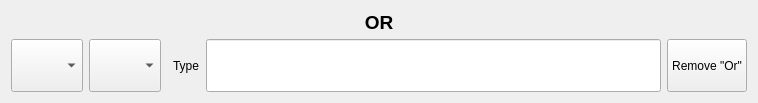
CS-4820-Library-Project/COUNTER-5-Report-Tool-2020-5.0, file ui/SearchOrFrame.ui: the form before one commit.
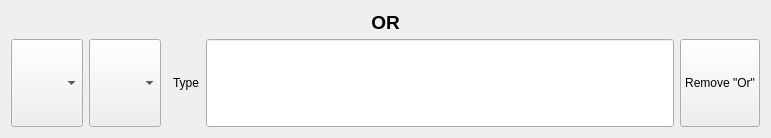
The form after the commit.

Commit message: got and/or labels working

```diff
--- a/ui/SearchOrFrame.ui
+++ b/ui/SearchOrFrame.ui
@@ -6,8 +6,8 @@
    <rect>
     <x>0</x>
     <y>0</y>
-    <width>758</width>
-    <height>103</height>
+    <width>771</width>
+    <height>138</height>
    </rect>
   </property>
   <property name="sizePolicy">
```
Left out of the diff: 2 changed lines with no effect on the pictures. The commit also changes 4 other files.
